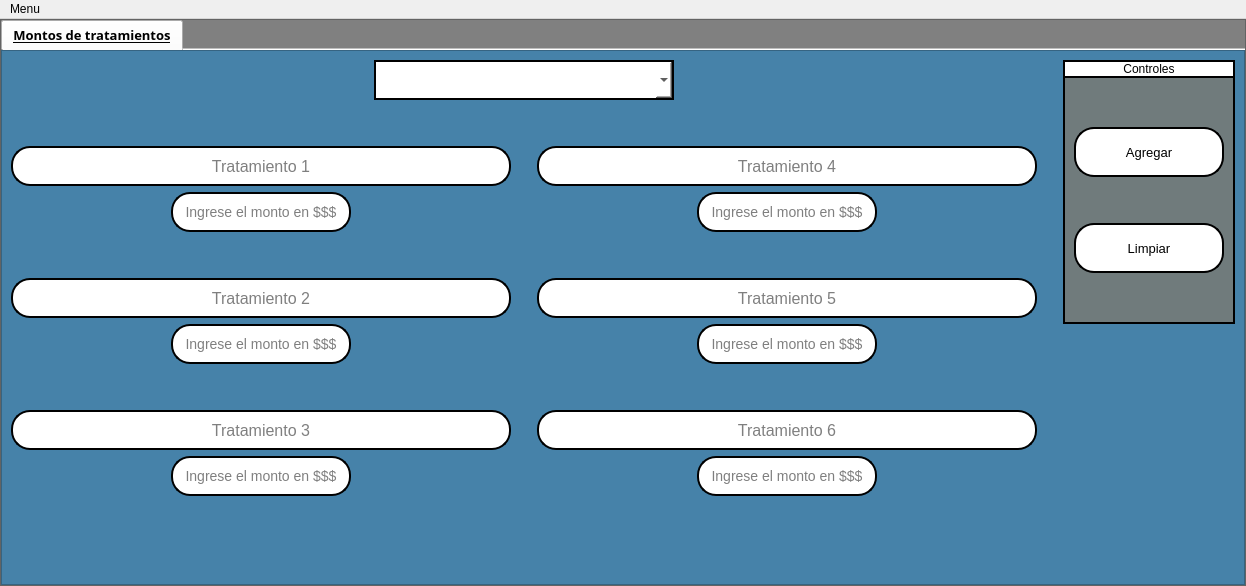
First picture: the form in interfaces/montos.ui, repository Reinaldito04/App-Consultas-y-Historias-Medicas, before the edit.
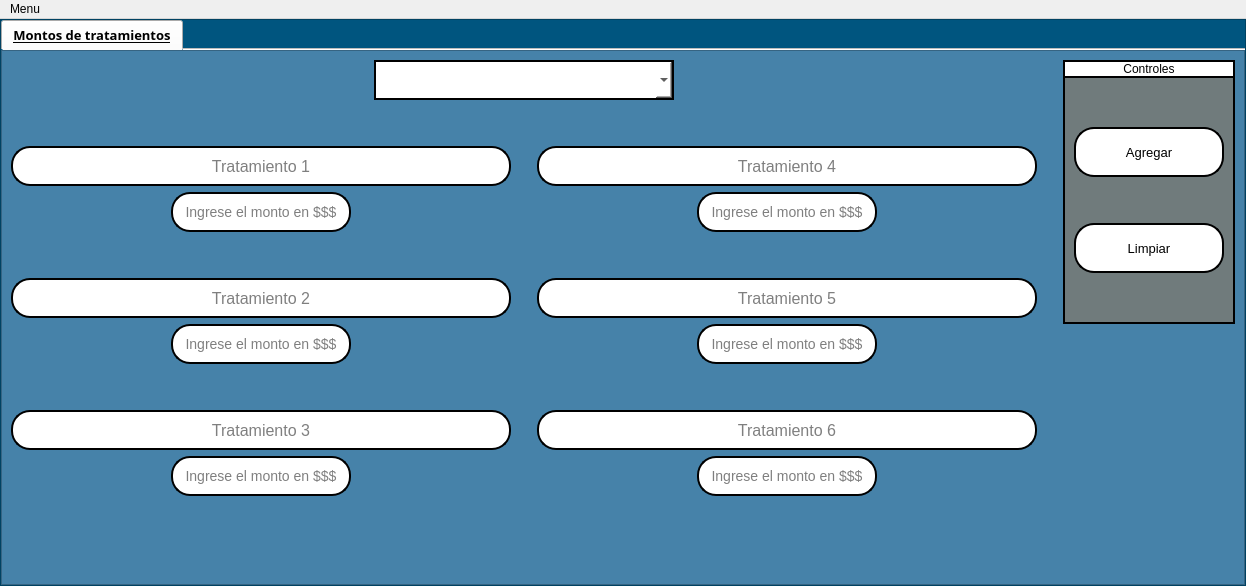
Second picture: the form after the edit. Icons and pictures are not drawn.

```diff
--- a/interfaces/montos.ui
+++ b/interfaces/montos.ui
@@ -34,7 +34,8 @@
      <widget class="QFrame" name="frame">
       <property name="styleSheet">
        <string notr="true">QFrame{
-background-color:gray;
+background-color:rgb(0, 85, 127);
+
 }</string>
       </property>
       <property name="frameShape">
@@ -70,6 +71,12 @@
            <underline>true</underline>
           </font>
          </property>
+         <property name="styleSheet">
+          <string notr="true">QFrame{
+background-color:rgb(0, 85, 127);
+
+}</string>
+         </property>
          <property name="currentIndex">
           <number>0</number>
          </property>
```
